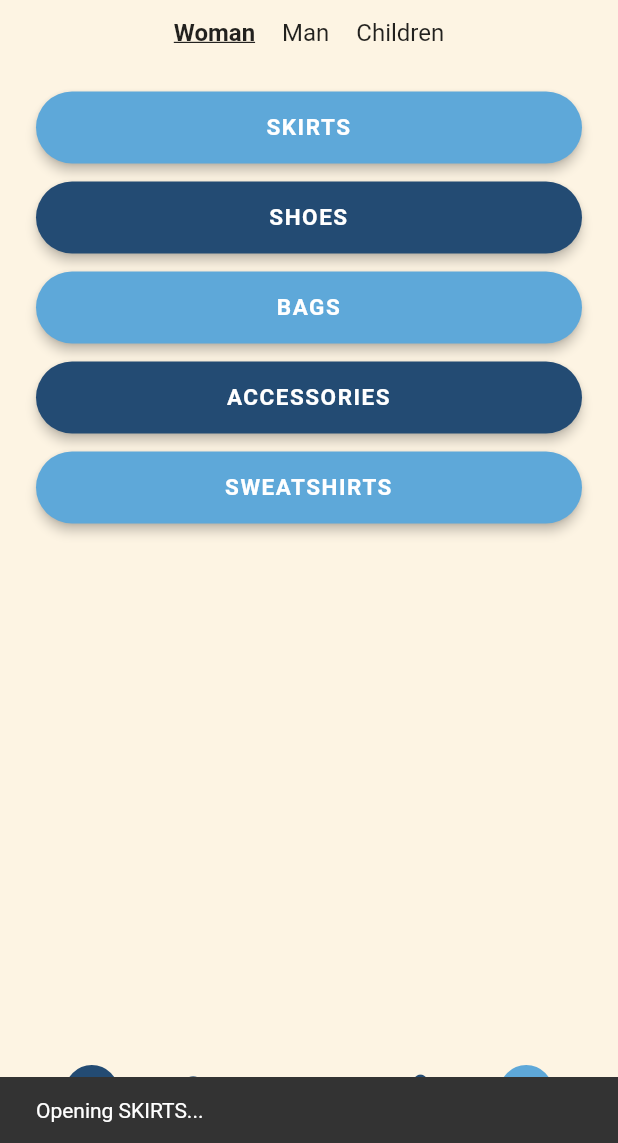
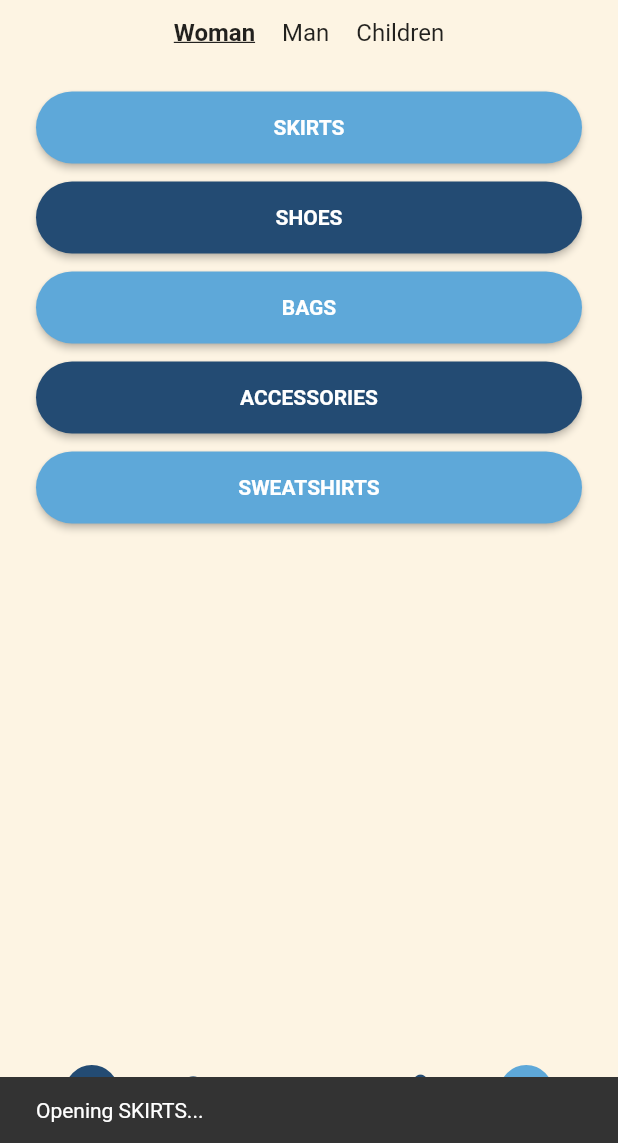
Before and after one commit to elifakcan/CS310-TERM-PROJECT, a Flutter app: the CategoryMenuPart2Page screen opened directly, after a tap on "SKIRTS", on a phone screen of 412 x 824 dp, the part 93-1236 px from its top. Run offline on Flutter 3.47's test engine with Material 3 defaults, Android fonts, the phone set to English and light mode, and no system bars; statements that could not run were skipped.

Commit message:
Update category_menu_part2_page.dart

```diff
--- a/lib/screens/lib/screens/category_menu/category_menu_part2_page.dart
+++ b/lib/screens/lib/screens/category_menu/category_menu_part2_page.dart
@@ -1,4 +1,5 @@
 import 'package:flutter/material.dart';
+import '../../routes/app_routes.dart';
 
 class CategoryMenuPart2Page extends StatefulWidget {
   const CategoryMenuPart2Page({super.key});
@@ -8,11 +9,9 @@
 }
 
 class _CategoryMenuPart2PageState extends State<CategoryMenuPart2Page> {
-
   static const creamColor = Color(0xFFFDF4E3);
   static const lightBlue = Color(0xFF5EA8D9);
   static const darkBlue = Color(0xFF234B73);
-
 
   int selectedIndex = 0;
 
@@ -24,10 +23,9 @@
     'SWEATSHIRTS',
   ];
 
-  void _onCategoryTap(BuildContext context, String category) {
-    ScaffoldMessenger.of(context).showSnackBar(
-      SnackBar(content: Text('Opening $category...')),
-    );
+  void _onCategoryTap(String label) {
+    ScaffoldMessenger.of(context)
+        .showSnackBar(SnackBar(content: Text("Opening $label...")));
   }
 
   @override
@@ -41,61 +39,80 @@
             crossAxisAlignment: CrossAxisAlignment.stretch,
             children: [
               const SizedBox(height: 8),
-
               const Center(
                 child: Text(
                   'FitSwipe',
-                  style: TextStyle(
-                    fontSize: 32,
-                    fontWeight: FontWeight.w700,
+                  style: TextStyle(fontSize: 32, fontWeight: FontWeight.w700),
+                ),
+              ),
+
+              const SizedBox(height: 12),
+              _buildTabs(),
+
+              const SizedBox(height: 24),
+
+              Expanded(child: _buildCategoryButtons()),
+
+              const SizedBox(height: 8),
+              _buildBottomBar(context),
+            ],
           ),
         ),
       ),
-              const SizedBox(height: 12),
+    );
+  }
 
-
-              Row(
+  Widget _buildTabs() {
+    return Row(
       mainAxisAlignment: MainAxisAlignment.center,
       children: [
-                  _buildTabItem('Woman', 0),
+        _tab('Woman', 0),
         const SizedBox(width: 18),
-                  _buildTabItem('Man', 1),
+        _tab('Man', 1),
         const SizedBox(width: 18),
-                  _buildTabItem('Children', 2),
+        _tab('Children', 2),
       ],
+    );
+  }
+
+  Widget _tab(String label, int index) {
+    final isSelected = selectedIndex == index;
+    return GestureDetector(
+      onTap: () => setState(() => selectedIndex = index),
+      child: Text(
+        label,
+        style: TextStyle(
+          fontSize: 16,
+          fontWeight: isSelected ? FontWeight.bold : FontWeight.normal,
+          decoration: isSelected ? TextDecoration.underline : TextDecoration.none,
         ),
+      ),
+    );
+  }
 
-              const SizedBox(height: 24),
-
-
-              Expanded(
-                child: ListView.builder(
+  Widget _buildCategoryButtons() {
+    return ListView.builder(
       itemCount: _categoriesPart2.length,
-                  itemBuilder: (context, index) {
-                    final label = _categoriesPart2[index];
-                    final bool isLight = index.isEven;
-                    final Color bgColor = isLight ? lightBlue : darkBlue;
+      itemBuilder: (context, i) {
+        final label = _categoriesPart2[i];
+        final bg = i.isEven ? lightBlue : darkBlue;
 
         return Padding(
           padding: const EdgeInsets.symmetric(vertical: 6),
           child: SizedBox(
             height: 48,
             child: ElevatedButton(
-                          onPressed: () => _onCategoryTap(context, label),
+              onPressed: () => _onCategoryTap(label),
               style: ElevatedButton.styleFrom(
-                            backgroundColor: bgColor,
-                            elevation: 3,
+                backgroundColor: bg,
                 shape: RoundedRectangleBorder(
                   borderRadius: BorderRadius.circular(30),
                 ),
               ),
               child: Text(
                 label,
-                            textAlign: TextAlign.center,
                 style: const TextStyle(
                   color: Colors.white,
-                              fontSize: 15,
-                              letterSpacing: 1,
                   fontWeight: FontWeight.w600,
                 ),
               ),
@@ -103,47 +120,19 @@
           ),
         );
       },
-                ),
-              ),
-
-              const SizedBox(height: 8),
-
-              // ALT BAR
-              _buildBottomBar(),
-            ],
-          ),
-        ),
-      ),
     );
   }
 
 
-  Widget _buildTabItem(String label, int index) {
-    final bool isSelected = index == selectedIndex;
-
-    return GestureDetector(
-      onTap: () {
-        setState(() => selectedIndex = index);
-      },
-      child: Text(
-        label,
-        style: TextStyle(
-          fontSize: 16,
-          fontWeight: isSelected ? FontWeight.bold : FontWeight.normal,
-          decoration:
-          isSelected ? TextDecoration.underline : TextDecoration.none,
-          color: Colors.black87,
-        ),
-      ),
-    );
-  }
-
-
-  Widget _buildBottomBar() {
+  Widget _buildBottomBar(BuildContext context) {
     return Row(
       mainAxisAlignment: MainAxisAlignment.spaceAround,
       children: [
-        Container(
+        GestureDetector(
+          onTap: () {
+            Navigator.pushReplacementNamed(context, AppRoutes.home);
+          },
+          child: Container(
             width: 36,
             height: 36,
             decoration: const BoxDecoration(
@@ -152,16 +141,19 @@
             ),
             child: const Icon(Icons.home, color: Colors.white, size: 22),
           ),
+        ),
+
         const Icon(Icons.search, color: darkBlue, size: 28),
         const Text(
           'MENU',
           style: TextStyle(
+            fontWeight: FontWeight.w600,
             color: darkBlue,
-            fontWeight: FontWeight.w600,
             letterSpacing: 1.2,
           ),
         ),
         const Icon(Icons.shopping_bag, color: darkBlue, size: 28),
+
         Container(
           width: 36,
           height: 36,
```
Lines whose indentation alone changed are shown as unchanged.
